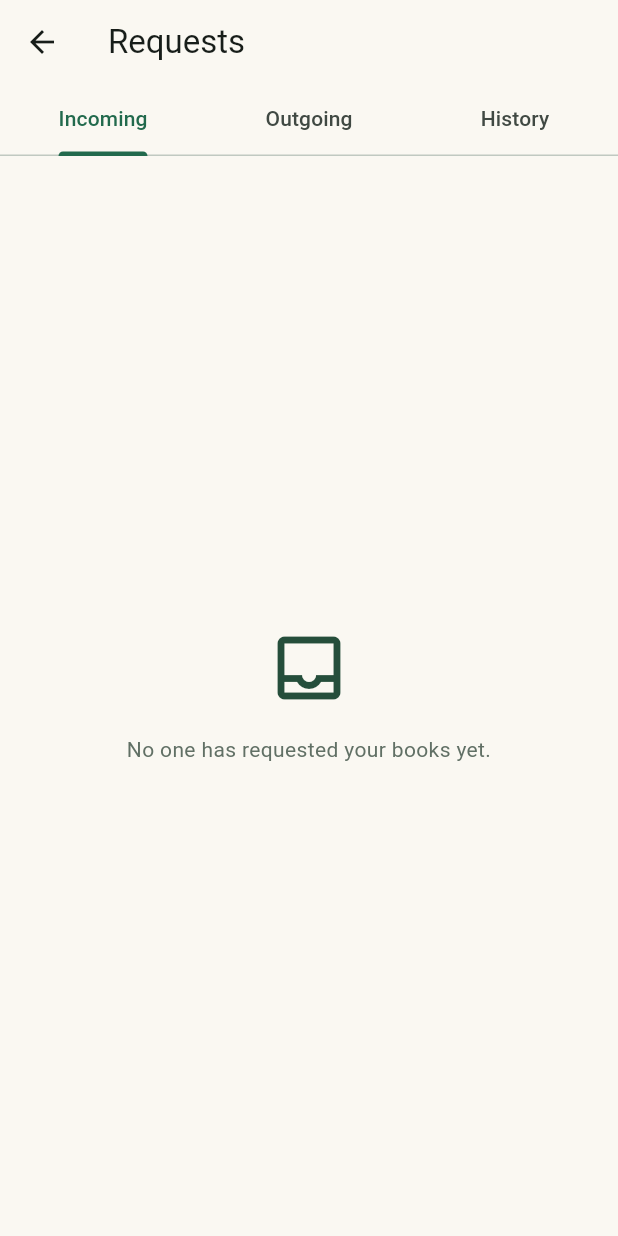
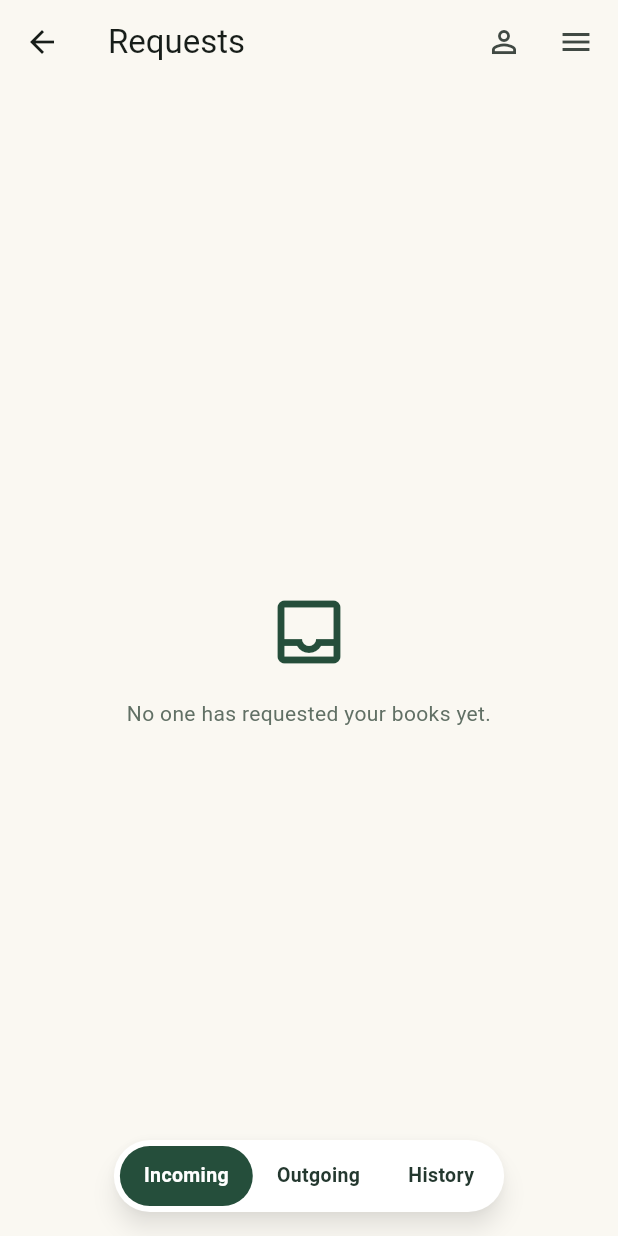
Before and after one commit to Mazharull-Islam/bookSwap, a Flutter app: the RequestsPage screen opened directly, on a phone screen of 412 x 824 dp. Run offline on Flutter 3.47's test engine with Material 3 defaults, Android fonts, the light colour scheme and no system bars; our stand-ins replace cloud_firestore, dio, firebase_auth, firebase_core, flutter_riverpod, freezed_annotation and 3 more; accounts and stored records are empty.

Commit message:
updated ui

```diff
--- /dev/null
+++ b/lib/app/widgets/profile_nav_button.dart
@@ -0,0 +1,15 @@
+import 'package:flutter/material.dart';
+import 'package:go_router/go_router.dart';
+
+/// Leftmost app-bar control on every shell page — jumps straight to Profile
+/// without going through the expanding menu.
+class ProfileNavButton extends StatelessWidget {
+  const ProfileNavButton({super.key});
+
+  @override
+  Widget build(BuildContext context) => IconButton(
+    tooltip: 'Profile',
+    icon: const Icon(Icons.person_outline),
+    onPressed: () => context.go('/profile'),
+  );
+}
--- a/lib/features/borrow_requests/presentation/screens/requests_page.dart
+++ b/lib/features/borrow_requests/presentation/screens/requests_page.dart
@@ -1,14 +1,18 @@
 import 'package:flutter/material.dart';
 import 'package:flutter_riverpod/flutter_riverpod.dart';
 import '../../../../app/theme.dart';
+import '../../../../app/widgets/nav_menu_button.dart';
+import '../../../../app/widgets/profile_nav_button.dart';
+import '../../../../shared/widgets/pill_tab_bar.dart';
 import '../../../../shared/widgets/primary_button.dart';
 import '../../../authentication/presentation/providers/auth_providers.dart';
 import '../../domain/models/borrow_request.dart';
 import '../providers/request_providers.dart';
 import '../widgets/request_card.dart';
 
-String _formatDate(int ms) =>
-    DateTime.fromMillisecondsSinceEpoch(ms).toLocal().toString().split(' ').first;
+String _formatDate(int ms) => DateTime.fromMillisecondsSinceEpoch(
+  ms,
+).toLocal().toString().split(' ').first;
 
 class RequestsPage extends StatelessWidget {
   const RequestsPage({super.key});
@@ -16,15 +20,24 @@ class RequestsPage extends StatelessWidget {
   @override
   Widget build(BuildContext context) => DefaultTabController(
     length: 3,
-    child: Scaffold(
-      appBar: AppBar(
-        title: const Text('Requests'),
-        bottom: const TabBar(
-          tabs: [Tab(text: 'Incoming'), Tab(text: 'Outgoing'), Tab(text: 'History')],
+    child: Builder(
+      builder: (context) => Scaffold(
+        appBar: AppBar(
+          title: const Text('Requests'),
+          actions: const [
+            ProfileNavButton(),
+            NavMenuButton(),
+            SizedBox(width: 4),
+          ],
         ),
-      ),
-      body: const TabBarView(
-        children: [_IncomingTab(), _OutgoingTab(), _HistoryTab()],
+        body: const TabBarView(
+          children: [_IncomingTab(), _OutgoingTab(), _HistoryTab()],
+        ),
+        floatingActionButton: PillTabBar(
+          controller: DefaultTabController.of(context),
+          labels: const ['Incoming', 'Outgoing', 'History'],
+        ),
+        floatingActionButtonLocation: FloatingActionButtonLocation.centerFloat,
       ),
     ),
   );
@@ -38,11 +51,17 @@ class _IncomingTab extends ConsumerWidget {
     WidgetRef ref,
     BorrowRequest request,
   ) async {
-    final myMobile = ref.read(authControllerProvider).valueOrNull?.profile?.mobile;
+    final myMobile = ref
+        .read(authControllerProvider)
+        .valueOrNull
+        ?.profile
+        ?.mobile;
     if (myMobile == null || myMobile.isEmpty) {
       ScaffoldMessenger.of(context).showSnackBar(
         const SnackBar(
-          content: Text('Add a mobile number to your profile before accepting.'),
+          content: Text(
+            'Add a mobile number to your profile before accepting.',
+          ),
         ),
       );
       return;
@@ -86,9 +105,9 @@ class _IncomingTab extends ConsumerWidget {
       );
     } catch (e) {
       if (context.mounted) {
-        ScaffoldMessenger.of(
-          context,
-        ).showSnackBar(SnackBar(content: Text('Could not mark as returned: $e')));
+        ScaffoldMessenger.of(context).showSnackBar(
+          SnackBar(content: Text('Could not mark as returned: $e')),
+        );
       }
     }
   }
@@ -111,7 +130,7 @@ class _IncomingTab extends ConsumerWidget {
           );
         }
         return ListView.builder(
-          padding: const EdgeInsets.symmetric(vertical: 12),
+          padding: const EdgeInsets.fromLTRB(0, 12, 0, 88),
           itemCount: requests.length,
           itemBuilder: (context, index) {
             final request = requests[index];
@@ -174,7 +193,11 @@ class _OutgoingTab extends ConsumerWidget {
   const _OutgoingTab();
 
   Future<void> _shareContact(WidgetRef ref, BorrowRequest request) async {
-    final myMobile = ref.read(authControllerProvider).valueOrNull?.profile?.mobile;
+    final myMobile = ref
+        .read(authControllerProvider)
+        .valueOrNull
+        ?.profile
+        ?.mobile;
     if (myMobile == null || myMobile.isEmpty) return;
     await ref.read(shareBorrowerContactProvider)(request.id, myMobile);
   }
@@ -197,7 +220,7 @@ class _OutgoingTab extends ConsumerWidget {
           );
         }
         return ListView.builder(
-          padding: const EdgeInsets.symmetric(vertical: 12),
+          padding: const EdgeInsets.fromLTRB(0, 12, 0, 88),
           itemCount: requests.length,
           itemBuilder: (context, index) {
             final request = requests[index];
@@ -248,8 +271,10 @@ class _HistoryTab extends ConsumerWidget {
 
   @override
   Widget build(BuildContext context, WidgetRef ref) {
-    final incoming = ref.watch(incomingRequestsProvider).valueOrNull ?? const [];
-    final outgoing = ref.watch(outgoingRequestsProvider).valueOrNull ?? const [];
+    final incoming =
+        ref.watch(incomingRequestsProvider).valueOrNull ?? const [];
+    final outgoing =
+        ref.watch(outgoingRequestsProvider).valueOrNull ?? const [];
     final lent = incoming
         .where((r) => r.returnedAt != null)
         .map((r) => (request: r, lent: true));
@@ -265,13 +290,15 @@ class _HistoryTab extends ConsumerWidget {
       );
     }
     return ListView.builder(
-      padding: const EdgeInsets.symmetric(vertical: 12),
+      padding: const EdgeInsets.fromLTRB(0, 12, 0, 88),
       itemCount: loans.length,
       itemBuilder: (context, index) {
         final loan = loans[index];
         return RequestCard(
           request: loan.request,
-          otherPartyId: loan.lent ? loan.request.borrowerId : loan.request.lenderId,
+          otherPartyId: loan.lent
+              ? loan.request.borrowerId
+              : loan.request.lenderId,
           footer: Text(
             '${loan.lent ? 'Lent' : 'Borrowed'} · Returned ${_formatDate(loan.request.returnedAt!)}',
             style: const TextStyle(color: Color(0xFF617065)),
--- /dev/null
+++ b/lib/shared/widgets/pill_tab_bar.dart
@@ -0,0 +1,71 @@
+import 'package:flutter/material.dart';
+import '../../app/theme.dart';
+
+/// A floating, pill-shaped alternative to a top [TabBar] — meant to sit in
+/// a [Scaffold.floatingActionButton] slot with
+/// [FloatingActionButtonLocation.centerFloat], driving the same
+/// [TabController] a [TabBarView] listens to.
+class PillTabBar extends StatelessWidget {
+  const PillTabBar({super.key, required this.controller, required this.labels});
+
+  final TabController controller;
+  final List<String> labels;
+
+  @override
+  Widget build(BuildContext context) => AnimatedBuilder(
+    animation: controller,
+    builder: (context, _) => Material(
+      color: Colors.white,
+      elevation: 6,
+      shadowColor: Colors.black45,
+      borderRadius: BorderRadius.circular(999),
+      child: Padding(
+        padding: const EdgeInsets.all(4),
+        child: Row(
+          mainAxisSize: MainAxisSize.min,
+          children: [
+            for (var i = 0; i < labels.length; i++)
+              _PillSegment(
+                label: labels[i],
+                selected: controller.index == i,
+                onTap: () => controller.animateTo(i),
+              ),
+          ],
+        ),
+      ),
+    ),
+  );
+}
+
+class _PillSegment extends StatelessWidget {
+  const _PillSegment({
+    required this.label,
+    required this.selected,
+    required this.onTap,
+  });
+
+  final String label;
+  final bool selected;
+  final VoidCallback onTap;
+
+  @override
+  Widget build(BuildContext context) => GestureDetector(
+    onTap: onTap,
+    child: AnimatedContainer(
+      duration: const Duration(milliseconds: 200),
+      padding: const EdgeInsets.symmetric(horizontal: 16, vertical: 10),
+      decoration: BoxDecoration(
+        color: selected ? forest : Colors.transparent,
+        borderRadius: BorderRadius.circular(999),
+      ),
+      child: Text(
+        label,
+        style: TextStyle(
+          color: selected ? Colors.white : ink,
+          fontWeight: FontWeight.w600,
+          fontSize: 13,
+        ),
+      ),
+    ),
+  );
+}
```
Also changed, not shown: lib/features/books/presentation/screens/my_shelf_page.dart (+94 -6 lines), 1 other file.
